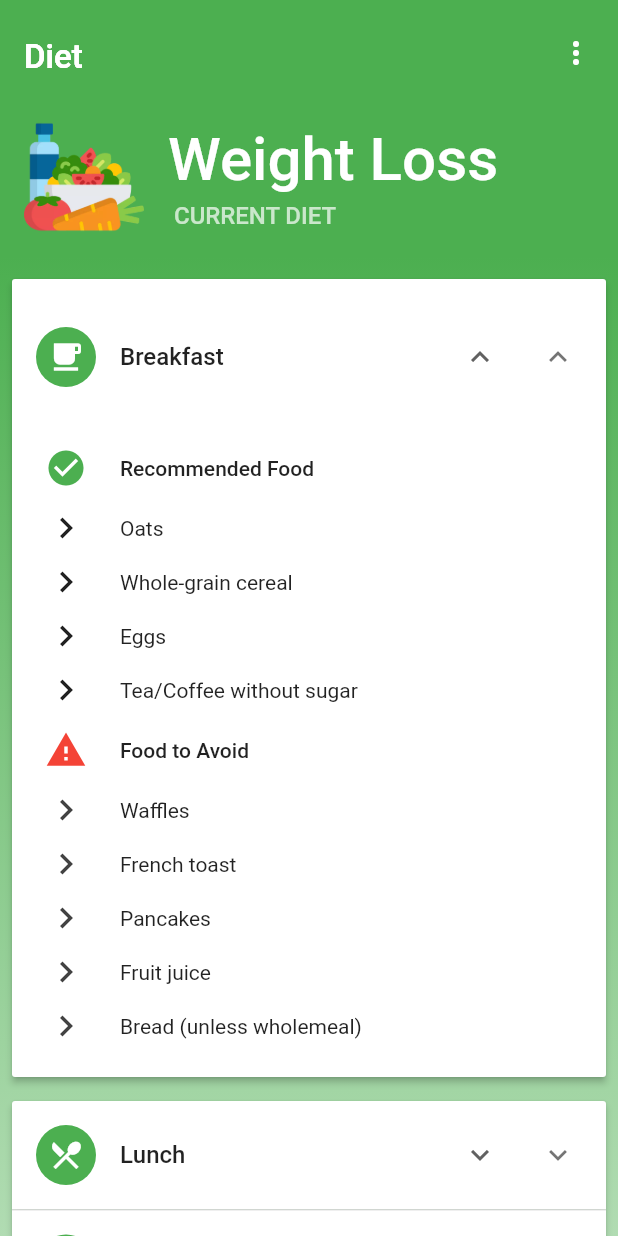
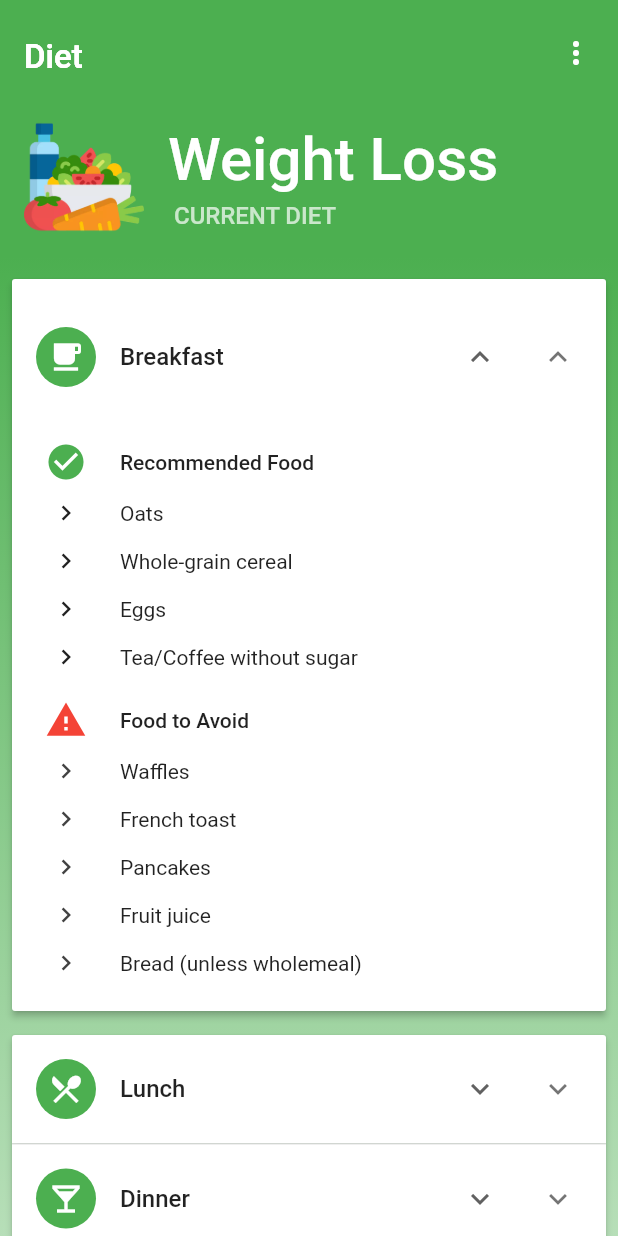
Before and after one commit to CZX123/Fit, a Flutter app: the DietScreen widget shown alone on an empty page, opened directly, after a tap on "Weight Loss", on a phone screen of 412 x 824 dp. Run offline on Flutter 3.47's test engine with Material 2 defaults, Android fonts, the phone set to English and light mode, and no system bars; our stand-ins replace charts_flutter, flutter_local_notifications, location, sensors, shared_preferences; missing offline and left inert: haversine; accounts and stored records are empty; Roboto replaces fonts that are missing (Renner*); statements that could not run were skipped.

Commit message:
Saving just in case

```diff
--- a/lib/diet.dart
+++ b/lib/diet.dart
@@ -115,7 +115,8 @@ class DietScreenState extends State<DietScreen> with TickerProviderStateMixin {
           return IconRow(
             iconColor: darkMode ? Colors.grey[50] : Colors.grey[900],
             iconData: Icons.keyboard_arrow_right,
-            padding: 4.0,
+            iconSize: 20.0,
+            padding: 6.0,
             string: string,
           );
         }).toList();
@@ -123,7 +124,8 @@ class DietScreenState extends State<DietScreen> with TickerProviderStateMixin {
           return IconRow(
             iconColor: darkMode ? Colors.grey[50] : Colors.grey[800],
             iconData: Icons.keyboard_arrow_right,
-            padding: 4.0,
+            iconSize: 20.0,
+            padding: 6.0,
             string: string,
           );
         }).toList();
@@ -131,7 +133,8 @@ class DietScreenState extends State<DietScreen> with TickerProviderStateMixin {
               IconRow(
                 iconColor: darkMode ? Colors.green[400] : Colors.green,
                 iconData: Icons.check_circle,
-                padding: 8.0,
+                padding: 4.0,
+                paddingTop: 4.0,
                 string: 'Recommended Food',
                 textStyle: const TextStyle(
                   fontWeight: FontWeight.w500,
@@ -143,7 +146,8 @@ class DietScreenState extends State<DietScreen> with TickerProviderStateMixin {
               IconRow(
                 iconColor: darkMode ? Colors.redAccent[200] : Colors.red,
                 iconData: Icons.warning,
-                padding: 8.0,
+                padding: 4.0,
+                paddingTop: 12.0,
                 string: 'Food to Avoid',
                 textStyle: const TextStyle(
                   fontWeight: FontWeight.w500,
@@ -537,29 +541,32 @@ class DietScreenState extends State<DietScreen> with TickerProviderStateMixin {
 class IconRow extends StatelessWidget {
   final IconData iconData;
   final Color iconColor;
+  final double iconSize;
   final String string;
-  final double padding;
+  final double padding, paddingTop;
   final TextStyle textStyle;
   IconRow({
     @required this.iconData,
     @required this.iconColor,
+    this.iconSize,
     @required this.string,
     @required this.padding,
+    this.paddingTop,
     this.textStyle,
   });
   @override
   Widget build(BuildContext context) {
     return Container(
-      padding: EdgeInsets.symmetric(vertical: padding),
+      padding: EdgeInsets.fromLTRB(0.0, paddingTop ?? padding, 0.0, padding),
       child: Row(
         children: <Widget>[
-          const SizedBox(width: 22.0),
+          SizedBox(width: iconSize != null ? 36.0 - iconSize / 2 : 22.0),
           Icon(
             iconData,
             color: iconColor,
-            size: 28.0,
+            size: iconSize ?? 28.0,
           ),
-          const SizedBox(width: 22.0),
+          SizedBox(width: iconSize != null ? 36.0 - iconSize / 2 : 22.0),
           Expanded(
             child: Text(
               string,
@@ -807,8 +814,8 @@ List<Diet> dietList = [
     },
   ),
   Diet(
-    image: 'assets/diet-icons/6-pack.webp',
-    name: '6-Pack',
+    image: 'assets/diet-icons/muscle.webp',
+    name: 'Muscle Gain',
     data: {
       'breakfast': {
         'recommend': [
@@ -860,8 +867,8 @@ List<Diet> dietList = [
     },
   ),
   Diet(
-    image: 'assets/diet-icons/broccoli.webp',
-    name: 'Vegetarian',
+    image: 'assets/diet-icons/mediterranean.webp',
+    name: 'Mediterranean',
   ),
   Diet(
     image: 'assets/diet-icons/detox.webp',
--- a/lib/exercise.dart
+++ b/lib/exercise.dart
@@ -412,7 +412,7 @@ class _ExerciseScreenState extends State<ExerciseScreen> {
                               crossAxisAlignment: CrossAxisAlignment.start,
                               children: <Widget>[
                                 Text(
-                                  '$counter   $distance',
+                                  '$counter',
                                   style: const TextStyle(
                                     fontFamily: 'Renner*',
                                     color: Colors.white,
@@ -422,8 +422,8 @@ class _ExerciseScreenState extends State<ExerciseScreen> {
                                 ),
                                 Text(
                                   counter == 1
-                                      ? ' STEP                       M'
-                                      : ' STEPS                       M',
+                                      ? ' STEP'
+                                      : ' STEPS',
                                   style: const TextStyle(
                                     color: Colors.white70,
                                     fontSize: 16.0,
@@ -432,7 +432,35 @@ class _ExerciseScreenState extends State<ExerciseScreen> {
                                 ),
                               ],
                             ),
-                          ),
+                          ),/*
+                          Padding(
+                            padding: const EdgeInsets.only(left: 18.0),
+                            child: Column(
+                              mainAxisAlignment: MainAxisAlignment.center,
+                              crossAxisAlignment: CrossAxisAlignment.start,
+                              children: <Widget>[
+                                Text(
+                                  '$distance',
+                                  style: const TextStyle(
+                                    fontFamily: 'Renner*',
+                                    color: Colors.white,
+                                    fontSize: 56.0,
+                                    fontWeight: FontWeight.w500,
+                                  ),
+                                ),
+                                Text(
+                                  distance == 1
+                                      ? ' METRE'
+                                      : ' METRES',
+                                  style: const TextStyle(
+                                    color: Colors.white70,
+                                    fontSize: 16.0,
+                                    fontWeight: FontWeight.w500,
+                                  ),
+                                ),
+                              ],
+                            ),
+                          ),*/
                         ],
                       ),
                     ),
--- a/lib/main.dart
+++ b/lib/main.dart
@@ -8,7 +8,6 @@ import 'newActivity.dart';
 import 'settings.dart';
 import 'startActivity.dart';
 import 'fileManager.dart';
-import 'steps.dart';
 
 void main() {
   MaterialPageRoute.debugEnableFadingRoutes = true;
--- a/lib/newActivity.dart
+++ b/lib/newActivity.dart
@@ -245,12 +245,12 @@ class _NewActivityScreenState extends State<NewActivityScreen> {
                     child: TextField(
                       controller: searchController,
                       focusNode: focusNode,
-                      decoration: const InputDecoration(
+                      decoration: InputDecoration(
                         border: InputBorder.none,
                         hintText: 'Search for an exercise',
                         hintStyle: TextStyle(
                           fontSize: 16.0,
-                          color: Colors.black38,
+                          color: darkMode ? Colors.white30 : Colors.black38,
                         ),
                       ),
                       style: TextStyle(
@@ -448,7 +448,7 @@ class _NewActivityScreenState extends State<NewActivityScreen> {
                           children: <Widget>[
                             Icon(
                               errorIcon,
-                              color: Colors.black38,
+                              color: darkMode ? Colors.white : Colors.black38,
                               size: 64.0,
                             ),
                             const SizedBox(
--- a/lib/startActivity.dart
+++ b/lib/startActivity.dart
@@ -73,9 +73,17 @@ class _StartActivityScreenState extends State<StartActivityScreen> {
       barrierDismissible: false,
       context: context,
       builder: (context) {
+        bool darkMode = Theme.of(context).brightness == Brightness.dark;
         int randomInt = Random().nextInt(4) + 1;
-        return AlertDialog(
-          contentPadding: const EdgeInsets.symmetric(horizontal: 20.0, vertical: 8.0),
+        return Theme(
+          data: ThemeData(
+            brightness: darkMode ? Brightness.dark : Brightness.light,
+            primaryColor: darkMode ? Colors.lightBlue : Colors.blue,
+            accentColor: darkMode ? Colors.limeAccent : Colors.blue,
+          ),
+          child: AlertDialog(
+            contentPadding:
+                const EdgeInsets.symmetric(horizontal: 20.0, vertical: 8.0),
             content: Column(
               mainAxisSize: MainAxisSize.min,
               children: <Widget>[
@@ -116,7 +124,7 @@ class _StartActivityScreenState extends State<StartActivityScreen> {
                   decoration: InputDecoration(
                     border: const UnderlineInputBorder(),
                     filled: true,
-                  labelText: 'Amount of ${task.name.toLowerCase()}',
+                    labelText: 'Amount',
                   ),
                   keyboardType: TextInputType.numberWithOptions(),
                 ),
@@ -137,6 +145,7 @@ class _StartActivityScreenState extends State<StartActivityScreen> {
                 },
               ),
             ],
+          ),
         );
       },
     );
@@ -554,7 +563,6 @@ class _TimeTabState extends State<TimeTab> with TickerProviderStateMixin {
     bool isStopwatch = false;
     if (contents[widget.name].length > 6)
       isStopwatch = contents[widget.name][5][widget.index];
-    print(isStopwatch);
     tabController = TabController(
         vsync: this, length: 2, initialIndex: isStopwatch ? 1 : 0);
     tabIconController = AnimationController(
@@ -985,7 +993,7 @@ class _TimerWidgetState extends State<TimerWidget> {
     if (!loaded) {
       if (number == 1) loaded = true;
       final Map<String, dynamic> contents = App.of(context).exerciseContents;
-      if (contents[widget.name].length == 5)
+      if (contents[widget.name].length > 4)
         timerController.duration =
             Duration(seconds: contents[widget.name][4][widget.index]);
       assert(timerController.duration.inMinutes < 60);
--- a/pubspec.yaml
+++ b/pubspec.yaml
@@ -29,8 +29,8 @@ flutter:
   uses-material-design: true
   assets:
     - assets/diet-icons/weight-loss.webp
-    - assets/diet-icons/6-pack.webp
-    - assets/diet-icons/broccoli.webp
+    - assets/diet-icons/muscle.webp
+    - assets/diet-icons/mediterranean.webp
     - assets/diet-icons/detox.webp
     - assets/exercise-complete/award1.webp
     - assets/exercise-complete/award2.webp
```
Also changed, not shown: assets/diet-icons/broccoli.webp (deleted), assets/diet-icons/mediterranean.webp (added), assets/diet-icons/muscle.webp (renamed from assets/diet-icons/6-pack.webp). Lines whose indentation alone changed are shown as unchanged.
